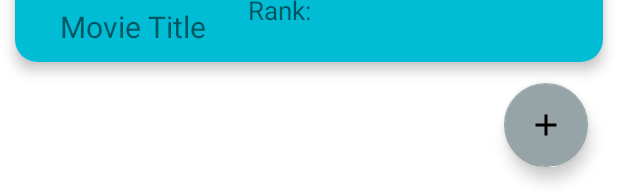
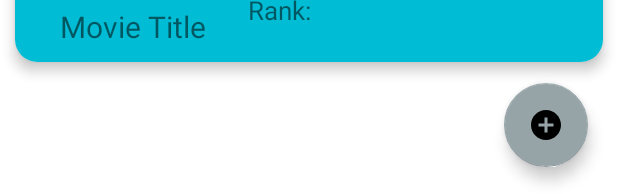
Before and after one commit to MosheAzachi/MovieReviewsApp, an Android app: the layout fragment_home.xml on its own in the app's theme, with its tools: preview values and no code run, on a phone screen of 412 x 824 dp. Shown: the part 1039-1233 px from the top of the screen. Run offline under Robolectric (Android 15) with nearby library versions, the phone set to English and light mode, and no system bars.

Commit message:
Updated fab icon

```diff
--- a/app/src/main/res/drawable/fab_icon.xml
+++ b/app/src/main/res/drawable/fab_icon.xml
@@ -1,11 +1,10 @@
-<vector
-    xmlns:android="http://schemas.android.com/apk/res/android"
+<vector xmlns:android="http://schemas.android.com/apk/res/android"
     android:width="24dp"
     android:height="24dp"
     android:viewportWidth="24"
     android:viewportHeight="24">
 
     <path
-        android:fillColor="@android:color/white"
-        android:pathData="M19,13h-6v6h-2v-6H5v-2h6V5h2v6h6v2z"/>
+        android:fillColor="@android:color/holo_blue_light"
+        android:pathData="M12,2C6.48,2 2,6.48 2,12s4.48,10 10,10s10,-4.48 10,-10S17.52,2 12,2zm5,11h-4v4h-2v-4H7v-2h4V7h2v4h4v2z"/>
 </vector>
```
